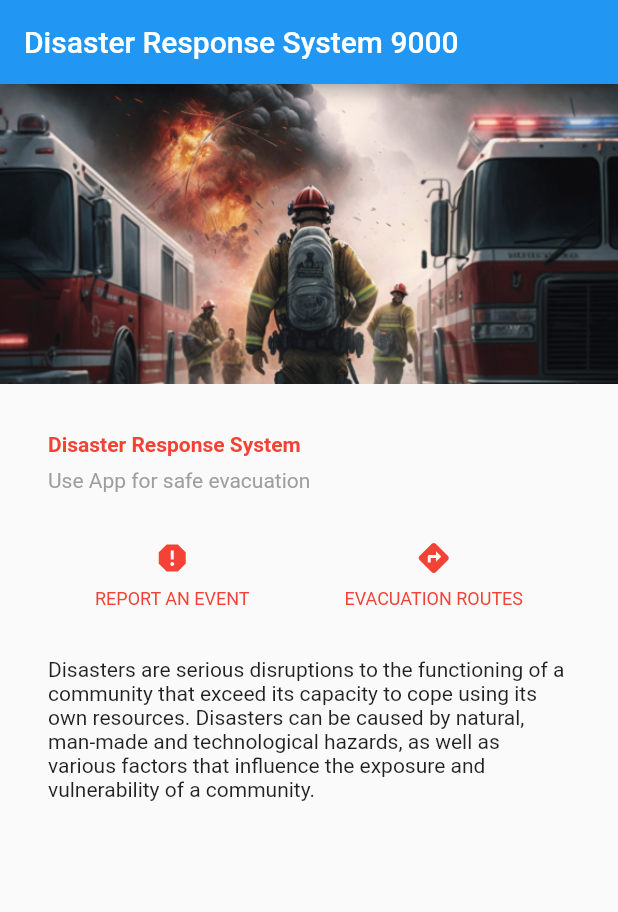
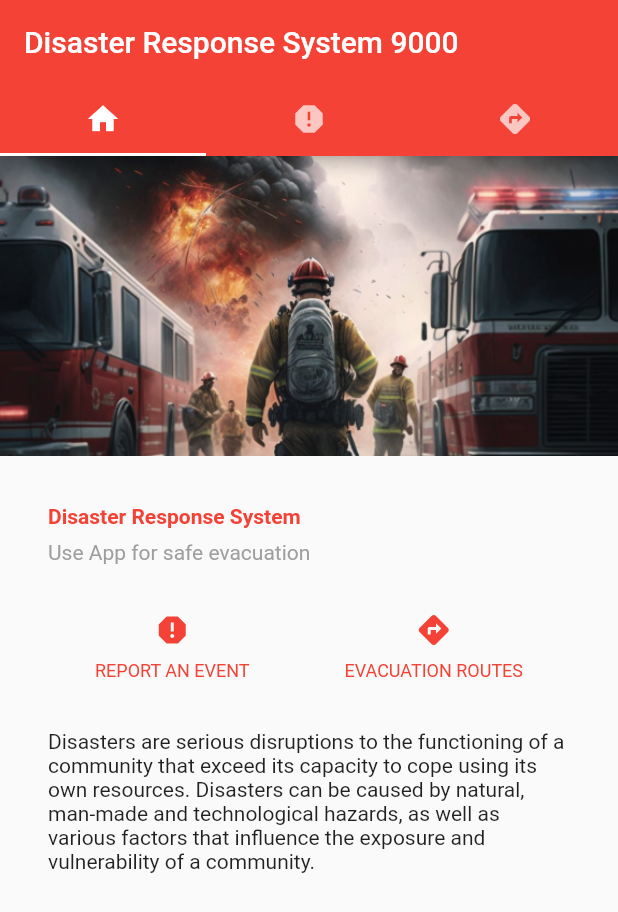
Before and after one commit to joycej3/Disaster-Response-System, a Flutter app: the screen it shows after launch, on a phone screen of 412 x 824 dp. Shown: the top 912 px of the screen. Run offline on Flutter 3.47's test engine with Material 2 defaults, Android fonts, the phone set to English and light mode, and no system bars; missing offline and left inert: window_size.

Commit message:
Changes to main.dart, pubspec.yaml

```diff
--- a/frontend/lib/main.dart
+++ b/frontend/lib/main.dart
@@ -76,10 +76,22 @@ class MyApp extends StatelessWidget {
     );
 
     return MaterialApp(
+        theme: ThemeData(
+          primarySwatch: Colors.red,
+        ),
         title: 'Disaster Response System 9000',
-      home: Scaffold(
+        home: DefaultTabController(
+          length: 3,
+          child: Scaffold(
             appBar: AppBar(
               title: const Text('Disaster Response System 9000'),
+              bottom: const TabBar(
+                tabs: [
+                  Tab(icon: Icon(Icons.home)),
+                  Tab(icon: Icon(Icons.report)),
+                  Tab(icon: Icon(Icons.directions))
+                ],
+              ),
             ),
             body: ListView(
               children: [
@@ -95,7 +107,7 @@ class MyApp extends StatelessWidget {
               ],
             ),
           ),
-    );
+        ));
   }
 }
 
--- a/frontend/pubspec.yaml
+++ b/frontend/pubspec.yaml
@@ -11,7 +11,7 @@ environment:
 dependencies:
   http: 0.13.5
   flutter:
-    sdk: flutter#
+    sdk: flutter
 
   english_words: ^4.0.0
   provider: ^6.0.0
```
Lines whose indentation alone changed are shown as unchanged.
